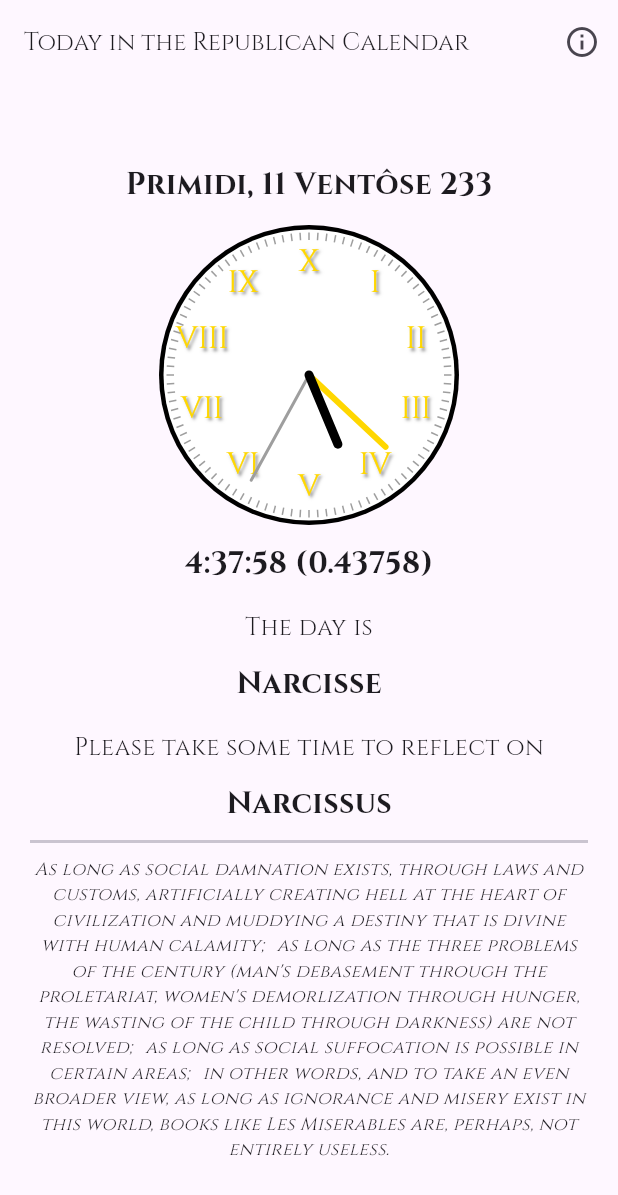
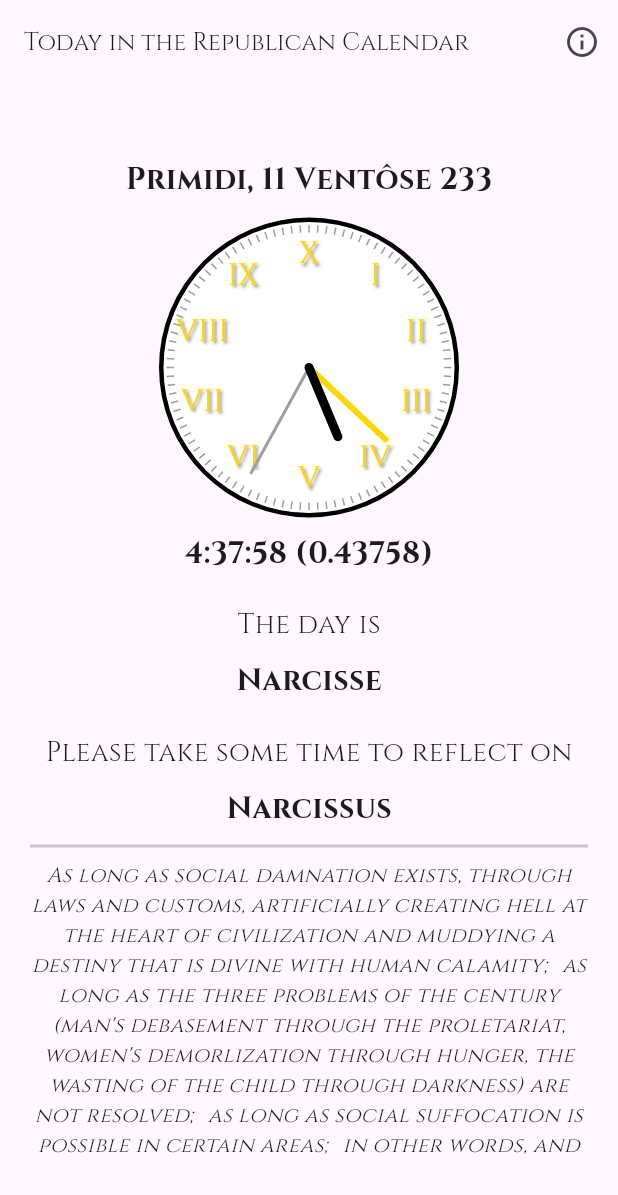
Before and after one commit to NickyEXE/French-Republican-Calendar, a Flutter app: the screen it shows after launch, on a phone screen of 412 x 824 dp. Shown: the top 1195 px of the screen. Run offline on Flutter 3.47's test engine with Material 3 defaults, Android fonts, the phone set to English and light mode, and no system bars; missing offline and left inert: flutter_widgetkit.

Commit message:
update styling

```diff
--- a/lib/main.dart
+++ b/lib/main.dart
@@ -125,12 +125,12 @@ class _MyAppState extends State<MyApp> with WidgetsBindingObserver {
   @override
   Widget build(BuildContext context) {
     bool bigScreen = MediaQuery.of(context).size.height > 700;
-    print("Screen width: ${MediaQuery.of(context).size.height}, bigScreen: $bigScreen");
     double headingSize = bigScreen ? 20.0 : 14.0;
-    double textSize = bigScreen ? 16.0 : 12.0;
-    SizedBox bigDivider = bigScreen ? SizedBox(height: 16) : SizedBox(height: 6);
-    SizedBox smallDivider = bigScreen ? SizedBox(height: 12) : SizedBox(height: 6);
-    double clockSize = 200;
+    double textSize = bigScreen ? 18.0 : 12.0;
+    double quoteSize = bigScreen ? 14.0 : 12.0;
+    SizedBox bigDivider = bigScreen ? SizedBox(height: 20) : SizedBox(height: 6);
+    SizedBox smallDivider = bigScreen ? SizedBox(height: 10) : SizedBox(height: 6);
+    double clockSize = bigScreen ? 200 : 140;
     return MaterialApp(
       home: Navigator(
         onGenerateRoute: (RouteSettings settings) {
@@ -139,7 +139,7 @@ class _MyAppState extends State<MyApp> with WidgetsBindingObserver {
                 appBar: AppBar(
                 title: Text(
                       "Today in the Republican Calendar",
-                      style: TextStyle(fontFamily: "Cinzel", fontSize: textSize),
+                      style: TextStyle(fontFamily: "Cinzel", fontSize: bigScreen ? 16.0 : 12.0),
                 ),
                 backgroundColor: Colors.transparent,
                 elevation: 0,
@@ -213,13 +213,13 @@ class _MyAppState extends State<MyApp> with WidgetsBindingObserver {
                                 children: [
                                   Text(
                                     randomQuote,
-                                    style: TextStyle(fontFamily: "Cinzel", fontSize: 12, fontWeight: FontWeight.w400, fontStyle: FontStyle.italic),
+                                    style: TextStyle(fontFamily: "Cinzel", fontSize: quoteSize, fontWeight: FontWeight.w400, fontStyle: FontStyle.italic),
                                     textAlign: TextAlign.center,
                                   ),
                                   smallDivider,
                                   Text(
                                     "- $quoteAuthor",
-                                    style: TextStyle(fontFamily: "Cinzel", fontSize: 12, fontWeight: FontWeight.bold),
+                                    style: TextStyle(fontFamily: "Cinzel", fontSize: quoteSize, fontWeight: FontWeight.bold),
                                   ),
                                 ],
                               ),
```
Also changed, not shown: assets/quotes.json (line endings or trailing spaces).
